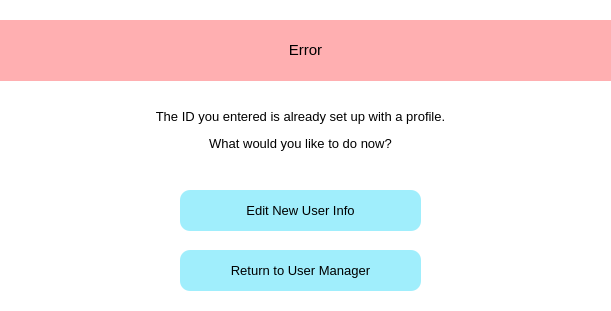
Qt form gui/ui_files/UF_Error_ProfileExists.ui (ZachThornee/3K04PaceMaker) before a commit.
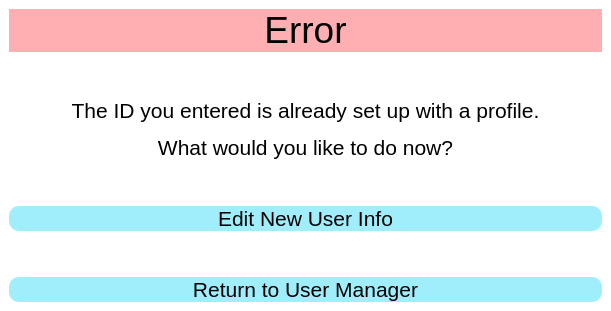
The same form after that commit.

Diff of the .ui file:
```diff
--- a/gui/ui_files/UF_Error_ProfileExists.ui
+++ b/gui/ui_files/UF_Error_ProfileExists.ui
@@ -17,56 +17,9 @@
    <string notr="true">BACKGROUND-COLOR: rgb(255,255,255);</string>
   </property>
   <widget class="QWidget" name="UF_Error_ProfileExists">
-   <widget class="QPushButton" name="PB_AddUser">
-    <property name="geometry">
-     <rect>
-      <x>180</x>
-      <y>190</y>
-      <width>241</width>
-      <height>41</height>
-     </rect>
-    </property>
-    <property name="font">
-     <font>
-      <pointsize>10</pointsize>
-     </font>
-    </property>
-    <property name="toolTip">
-     <string>&lt;html&gt;&lt;head/&gt;&lt;body&gt;&lt;p&gt;Confirm username and password to log in&lt;/p&gt;&lt;/body&gt;&lt;/html&gt;</string>
-    </property>
-    <property name="styleSheet">
-     <string notr="true">BACKGROUND-COLOR: rgb(160, 238, 252);
-BORDER-COLOR: rgb(160, 238. 252);
-BORDER-RADIUS: 10px;
-BORDER-STYLE: outset;
-</string>
-    </property>
-    <property name="text">
-     <string>Edit New User Info</string>
-    </property>
-   </widget>
-   <widget class="QLabel" name="LAB_ErrorMessage">
-    <property name="geometry">
-     <rect>
-      <x>0</x>
-      <y>100</y>
-      <width>601</width>
-      <height>61</height>
-     </rect>
-    </property>
-    <property name="text">
-     <string>&lt;html&gt;&lt;head/&gt;&lt;body&gt;&lt;p align=&quot;center&quot;&gt;&lt;span style=&quot; font-size:10pt;&quot;&gt;The ID you entered is already set up with a profile.&lt;/span&gt;&lt;/p&gt;&lt;p align=&quot;center&quot;&gt;&lt;span style=&quot; font-size:10pt;&quot;&gt;What would you like to do now?&lt;/span&gt;&lt;/p&gt;&lt;/body&gt;&lt;/html&gt;</string>
-    </property>
-   </widget>
+   <layout class="QVBoxLayout" name="verticalLayout">
+    <item>
    <widget class="QLabel" name="LAB_Title">
-    <property name="geometry">
-     <rect>
-      <x>0</x>
-      <y>20</y>
-      <width>611</width>
-      <height>61</height>
-     </rect>
-    </property>
     <property name="styleSheet">
      <string notr="true">BACKGROUND-COLOR: rgb(255, 175, 177);
 BORDER-COLOR: rgb(255, 175. 177);
@@ -74,21 +27,88 @@
 </string>
     </property>
     <property name="text">
-     <string>&lt;html&gt;&lt;head/&gt;&lt;body&gt;&lt;p align=&quot;center&quot;&gt;&lt;span style=&quot; font-size:11pt;&quot;&gt;Error&lt;/span&gt;&lt;/p&gt;&lt;/body&gt;&lt;/html&gt;</string>
-    </property>
-   </widget>
+       <string>&lt;html&gt;&lt;head/&gt;&lt;body&gt;&lt;p align=&quot;center&quot;&gt;&lt;span style=&quot; font-size:28pt;&quot;&gt;Error&lt;/span&gt;&lt;/p&gt;&lt;/body&gt;&lt;/html&gt;</string>
+      </property>
+     </widget>
+    </item>
+    <item>
+     <spacer name="verticalSpacer">
+      <property name="orientation">
+       <enum>Qt::Vertical</enum>
+      </property>
+      <property name="sizeHint" stdset="0">
+       <size>
+        <width>20</width>
+        <height>40</height>
+       </size>
+      </property>
+     </spacer>
+    </item>
+    <item>
+     <widget class="QLabel" name="LAB_ErrorMessage">
+      <property name="font">
+       <font>
+        <pointsize>16</pointsize>
+       </font>
+      </property>
+      <property name="text">
+       <string>&lt;html&gt;&lt;head/&gt;&lt;body&gt;&lt;p align=&quot;center&quot;&gt;&lt;span style=&quot; font-size:16pt;&quot;&gt;The ID you entered is already set up with a profile.&lt;/span&gt;&lt;/p&gt;&lt;p align=&quot;center&quot;&gt;&lt;span style=&quot; font-size16pt;&quot;&gt;What would you like to do now?&lt;/span&gt;&lt;/p&gt;&lt;/body&gt;&lt;/html&gt;</string>
+      </property>
+     </widget>
+    </item>
+    <item>
+     <spacer name="verticalSpacer_2">
+      <property name="orientation">
+       <enum>Qt::Vertical</enum>
+      </property>
+      <property name="sizeHint" stdset="0">
+       <size>
+        <width>20</width>
+        <height>40</height>
+       </size>
+      </property>
+     </spacer>
+    </item>
+    <item>
+     <widget class="QPushButton" name="PB_AddUser">
+      <property name="font">
+       <font>
+        <pointsize>16</pointsize>
+       </font>
+      </property>
+      <property name="toolTip">
+       <string>&lt;html&gt;&lt;head/&gt;&lt;body&gt;&lt;p&gt;Confirm username and password to log in&lt;/p&gt;&lt;/body&gt;&lt;/html&gt;</string>
+      </property>
+      <property name="styleSheet">
+       <string notr="true">BACKGROUND-COLOR: rgb(160, 238, 252);
+BORDER-COLOR: rgb(160, 238. 252);
+BORDER-RADIUS: 10px;
+BORDER-STYLE: outset;
+</string>
+      </property>
+      <property name="text">
+       <string>Edit New User Info</string>
+      </property>
+     </widget>
+    </item>
+    <item>
+     <spacer name="verticalSpacer_3">
+      <property name="orientation">
+       <enum>Qt::Vertical</enum>
+      </property>
+      <property name="sizeHint" stdset="0">
+       <size>
+        <width>20</width>
+        <height>40</height>
+       </size>
+      </property>
+     </spacer>
+    </item>
+    <item>
    <widget class="QPushButton" name="PB_UserManager">
-    <property name="geometry">
-     <rect>
-      <x>180</x>
-      <y>250</y>
-      <width>241</width>
-      <height>41</height>
-     </rect>
-    </property>
     <property name="font">
      <font>
-      <pointsize>10</pointsize>
+        <pointsize>16</pointsize>
      </font>
     </property>
     <property name="toolTip">
@@ -105,6 +125,8 @@
      <string>Return to User Manager</string>
     </property>
    </widget>
+    </item>
+   </layout>
   </widget>
  </widget>
  <resources/>
```
Lines whose indentation alone changed are shown as unchanged.
